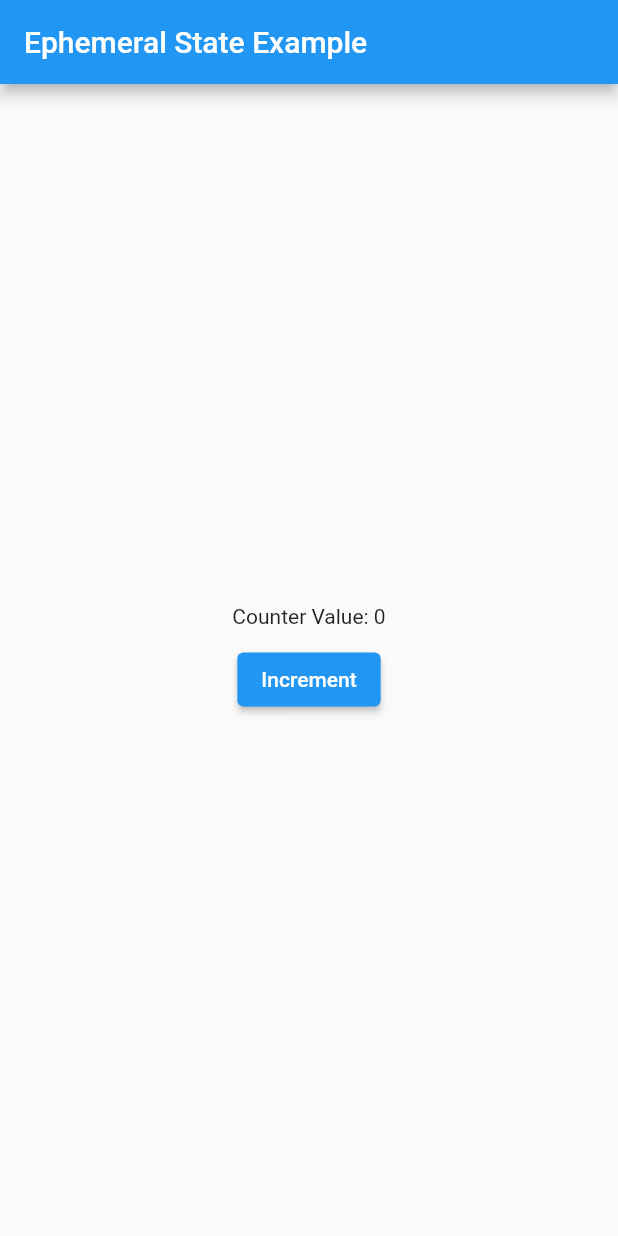
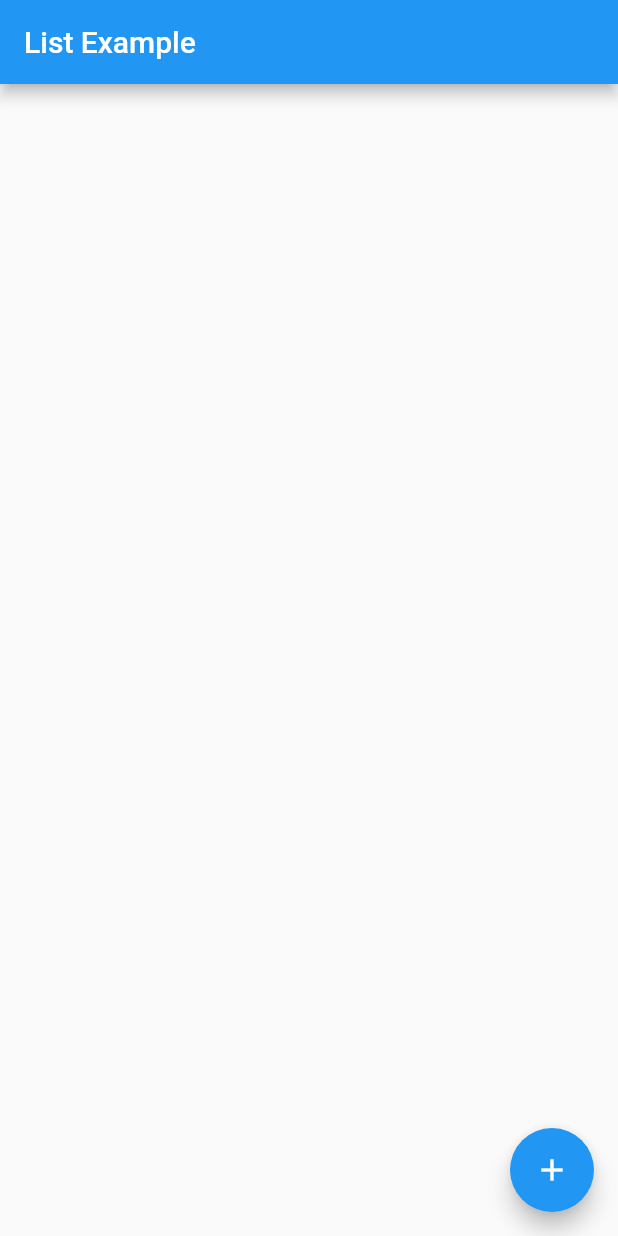
Before and after one commit to Huoammmmm/Ephemeral_State, a Flutter app: the screen it shows after launch, on a phone screen of 412 x 824 dp. Run offline on Flutter 3.47's test engine with Material 2 defaults, Android fonts, the phone set to English and light mode, and no system bars.

Commit message:
Global_state_management

```diff
--- /dev/null
+++ b/ephemeral_state_codelab/globalstate/analysis_options.yaml
@@ -0,0 +1,4 @@
+include: package:flutter_lints/flutter.yaml
+
+# Additional information about this file can be found at
+# https://dart.dev/guides/language/analysis-options
--- /dev/null
+++ b/ephemeral_state_codelab/globalstate/lib/globalstate.dart
@@ -0,0 +1,53 @@
+import 'package:flutter/material.dart';
+import 'dart:math';
+import 'counter_widget.dart';
+
+class GlobalState extends StatefulWidget {
+  @override
+  _GlobalState createState() => _GlobalState();
+}
+
+class _GlobalState extends State<GlobalState> {
+  List<CounterWidget> _counters = [];
+
+  void _removeCounter(Key key) {
+    setState(() {
+      _counters.removeWhere((element) => element.key == key);
+    });
+  }
+
+  void _addCounter() {
+    final newKey = UniqueKey();
+    setState(() {
+      _counters.add(CounterWidget(
+        key: newKey,
+        onRemove: () => _removeCounter(newKey),
+      ));
+    });
+  }
+
+  @override
+  Widget build(BuildContext context) {
+    return Scaffold(
+      appBar: AppBar(
+        title: Text('List Example'),
+      ),
+      body: ReorderableListView(
+        onReorder: (oldIndex, newIndex) {
+          setState(() {
+            if (newIndex > oldIndex) {
+              newIndex -= 1;
+            }
+            final item = _counters.removeAt(oldIndex);
+            _counters.insert(newIndex, item);
+          });
+        },
+        children: _counters,
+      ),
+      floatingActionButton: FloatingActionButton(
+        onPressed: _addCounter,
+        child: Icon(Icons.add),
+      ),
+    );
+  }
+}
--- a/ephemeral_state_codelab/lib/main.dart
+++ b/ephemeral_state_codelab/lib/main.dart
@@ -1,4 +1,5 @@
 import 'package:flutter/material.dart';
+import 'package:globalstate/globalstate.dart';
 
 void main() => runApp(MyEphemeralApp());
 
@@ -6,40 +7,7 @@ class MyEphemeralApp extends StatelessWidget {
   @override
   Widget build(BuildContext context) {
     return MaterialApp(
-      home: Scaffold(
-        appBar: AppBar(title: Text('Ephemeral State Example')),
-        body: CounterWidget(),
-      ),
+      home: GlobalState(),
     );
   }
 }
-
-class CounterWidget extends StatefulWidget {
-  @override
-  _CounterWidgetState createState() => _CounterWidgetState();
-}
-
-class _CounterWidgetState extends State<CounterWidget> {
-  int _counter = 0;
-
-  @override
-  Widget build(BuildContext context) {
-    return Center(
-      child: Column(
-        mainAxisAlignment: MainAxisAlignment.center,
-        children: <Widget>[
-          Text('Counter Value: $_counter'),
-          SizedBox(height: 10),
-          ElevatedButton(
-            onPressed: () {
-              setState(() {
-                _counter++;
-              });
-            },
-            child: Text('Increment'),
-          ),
-        ],
-      ),
-    );
-  }
-}
--- a/ephemeral_state_codelab/pubspec.yaml
+++ b/ephemeral_state_codelab/pubspec.yaml
@@ -30,6 +30,8 @@ environment:
 dependencies:
   flutter:
     sdk: flutter
+  globalstate:
+    path: ./globalstate
 
 
   # The following adds the Cupertino Icons font to your application.
```
Also changed, not shown: ephemeral_state_codelab/globalstate/lib/counter_widget.dart (added, +97 -0 lines), ephemeral_state_codelab/globalstate/pubspec.yaml (added, +54 -0 lines), ephemeral_state_codelab/pubspec.lock, 6 other files.
